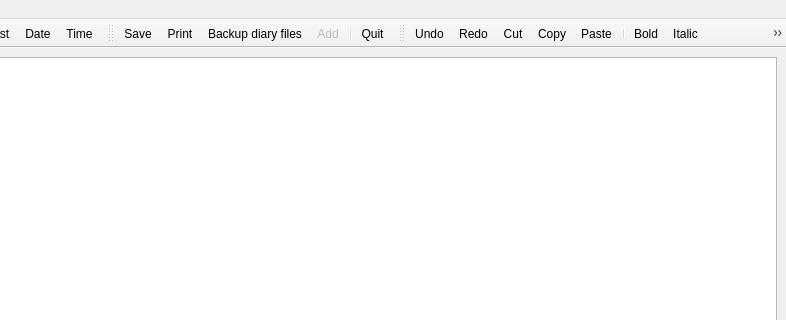
This is ui/main_ui.ui in vangeytedvg/Diary as Qt 5 draws it before an edit; both pictures show x 227 to 1013 and y 0 to 320 of the 1013 by 564 pixel window. The edited form follows.
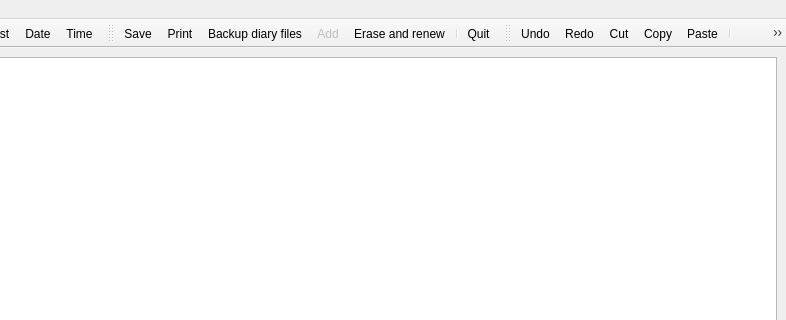
This is the edited form. Icons and pictures are not drawn.

Diff of the .ui file:
```diff
--- a/ui/main_ui.ui
+++ b/ui/main_ui.ui
@@ -128,6 +128,7 @@
    <addaction name="action_Print"/>
    <addaction name="action_backup"/>
    <addaction name="action_Add"/>
+   <addaction name="actionErase"/>
    <addaction name="separator"/>
    <addaction name="actionE_xit"/>
   </widget>
```
